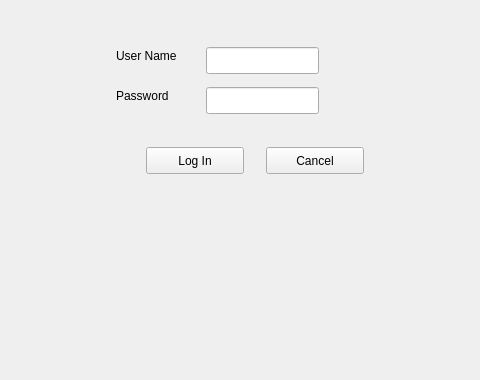
First picture: the form in prototype/gui.ui, repository repwolfe/eastern-ontario-bed-chaser, before the edit; both pictures show x 234 to 714 and y 320 to 700 of the 1000 by 700 pixel window.
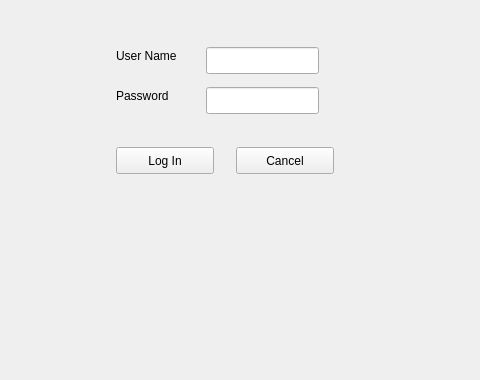
Second picture: the form after the edit.

Patch:
```diff
--- a/prototype/gui.ui
+++ b/prototype/gui.ui
@@ -33,7 +33,7 @@
    <widget class="QPushButton" name="pushButton">
     <property name="geometry">
      <rect>
-      <x>380</x>
+      <x>350</x>
       <y>450</y>
       <width>98</width>
       <height>27</height>
@@ -46,7 +46,7 @@
    <widget class="QPushButton" name="pushButton_2">
     <property name="geometry">
      <rect>
-      <x>500</x>
+      <x>470</x>
       <y>450</y>
       <width>98</width>
       <height>27</height>
```
